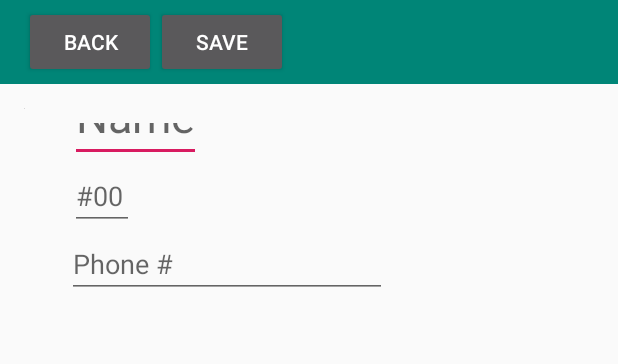
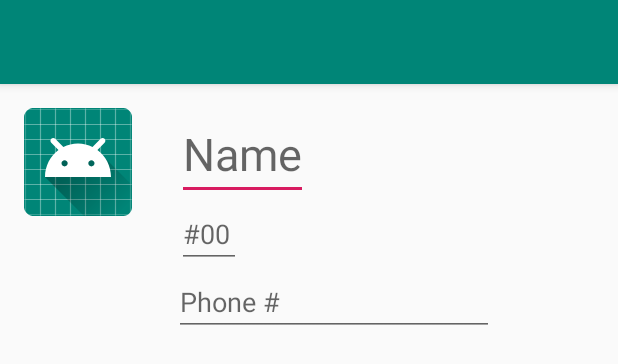
Before and after one commit to khawajaw/SportsManager, an Android app: the layout activity_player.xml on its own in the app's theme, with its tools: preview values and no code run, on a phone screen of 412 x 824 dp. Shown: the top 364 px of the screen. Run offline under Robolectric (Android 15) with nearby library versions, the phone set to English and light mode, and no system bars.

Commit message:
Made a LoadedData class, started working on a custom toolbar with buttons but its a WIP

```diff
--- a/app/src/main/java/com/example/sportsmanager/TeamHomeActivity.java
+++ b/app/src/main/java/com/example/sportsmanager/TeamHomeActivity.java
@@ -6,6 +6,8 @@ import android.support.v7.app.AppCompatActivity;
 import android.support.annotation.NonNull;
 import android.view.MenuItem;
 import android.widget.TextView;
+
+import com.example.sportsmanager.DataEntities.LoadedData;
 
 public class TeamHomeActivity extends AppCompatActivity {
     private TextView mTextMessage;
@@ -17,7 +19,7 @@ public class TeamHomeActivity extends AppCompatActivity {
         public boolean onNavigationItemSelected(@NonNull MenuItem item) {
             switch (item.getItemId()) {
                 case R.id.team_home_nav_button:
-                    mTextMessage.setText(R.string.team_home);
+                    mTextMessage.setText(LoadedData.getCurrentTeam().toString());
                     return true;
                 case R.id.roster_nav_button:
                     mTextMessage.setText(R.string.players);
--- a/app/src/main/res/layout/activity_player.xml
+++ b/app/src/main/res/layout/activity_player.xml
@@ -6,31 +6,7 @@
     android:layout_height="match_parent"
     tools:context=".PlayerActivity">
 
-    <android.support.v7.widget.Toolbar
-        android:id="@+id/toolbar"
-        android:layout_width="0dp"
-        android:layout_height="wrap_content"
-        android:background="?attr/colorPrimary"
-        android:minHeight="?attr/actionBarSize"
-        android:theme="?attr/actionBarTheme"
-        app:layout_constraintEnd_toEndOf="parent"
-        app:layout_constraintHorizontal_bias="1.0"
-        app:layout_constraintStart_toStartOf="parent"
-        app:layout_constraintTop_toTopOf="parent">
-
-        <Button
-            android:layout_width="wrap_content"
-            android:layout_height="match_parent"
-            android:text="@string/back"
-            app:layout_constraintStart_toStartOf="parent" />
-
-        <Button
-            android:layout_width="wrap_content"
-            android:layout_height="match_parent"
-            android:text="@string/save"
-            app:layout_constraintEnd_toEndOf="parent" />
-
-    </android.support.v7.widget.Toolbar>
+    <include layout="@layout/toolbar" />
 
     <ImageView
         android:id="@+id/player_avatar"
@@ -38,15 +14,16 @@
         android:layout_height="wrap_content"
         android:layout_marginStart="16dp"
         android:layout_marginTop="16dp"
+        android:contentDescription="@string/player_avatar"
         app:layout_constraintStart_toStartOf="parent"
         app:layout_constraintTop_toBottomOf="@+id/toolbar"
-        tools:srcCompat="@tools:sample/avatars"
-        android:contentDescription="@string/player_avatar" />
+        app:srcCompat="@mipmap/ic_launcher"
+        tools:srcCompat="@tools:sample/avatars" />
 
     <EditText
         android:id="@+id/player_name"
         android:layout_width="wrap_content"
-        android:layout_height="36dp"
+        android:layout_height="wrap_content"
         android:layout_marginStart="30dp"
         android:layout_marginTop="16dp"
         android:textSize="30sp"
@@ -55,6 +32,19 @@
         app:layout_constraintStart_toEndOf="@+id/player_avatar"
         app:layout_constraintTop_toBottomOf="@+id/toolbar"
         android:inputType="textPersonName" />
+
+    <EditText
+        android:id="@+id/player_number"
+        android:layout_width="wrap_content"
+        android:layout_height="wrap_content"
+        android:layout_marginStart="30dp"
+        android:ems="2"
+        android:maxLength="2"
+        android:inputType="number"
+        android:hint="#00"
+        android:importantForAutofill="no"
+        app:layout_constraintStart_toEndOf="@+id/player_avatar"
+        app:layout_constraintTop_toBottomOf="@+id/player_name" />
 
     <EditText
         android:id="@+id/player_phone"
@@ -68,17 +58,5 @@
         app:layout_constraintStart_toEndOf="@+id/player_avatar"
         app:layout_constraintTop_toBottomOf="@+id/player_number" />
 
-    <EditText
-        android:id="@+id/player_number"
-        android:layout_width="wrap_content"
-        android:layout_height="wrap_content"
-        android:layout_marginStart="30dp"
-        android:ems="2"
-        android:digits="2"
-        android:inputType="number"
-        android:hint="#00"
-        android:importantForAutofill="no"
-        app:layout_constraintStart_toEndOf="@+id/player_avatar"
-        app:layout_constraintTop_toBottomOf="@+id/player_name" />
 
 </android.support.constraint.ConstraintLayout>
--- /dev/null
+++ b/app/src/main/res/layout/toolbar.xml
@@ -0,0 +1,16 @@
+<?xml version="1.0" encoding="utf-8"?>
+<android.support.v7.widget.Toolbar
+    xmlns:android="http://schemas.android.com/apk/res/android"
+    xmlns:app="http://schemas.android.com/apk/res-auto"
+
+    android:id="@+id/toolbar"
+    android:layout_width="match_parent"
+    android:layout_height="wrap_content"
+    android:background="?attr/colorPrimary"
+    android:minHeight="?attr/actionBarSize"
+    android:theme="?attr/actionBarTheme"
+    android:elevation="4dp"
+    >
+
+
+</android.support.v7.widget.Toolbar>
--- a/app/src/main/res/values/styles.xml
+++ b/app/src/main/res/values/styles.xml
@@ -1,7 +1,7 @@
 <resources>
 
     <!-- Base application theme. -->
-    <style name="AppTheme" parent="Theme.AppCompat.Light.DarkActionBar">
+    <style name="AppTheme" parent="Theme.AppCompat.Light.NoActionBar">
         <!-- Customize your theme here. -->
         <item name="colorPrimary">@color/colorPrimary</item>
         <item name="colorPrimaryDark">@color/colorPrimaryDark</item>
```
Also changed, not shown: app/src/main/java/com/example/sportsmanager/DataEntities/LoadedData.java (added, +23 -0 lines), app/src/main/java/com/example/sportsmanager/DataEntities/Team.java (+8 -0 lines), app/src/main/java/com/example/sportsmanager/LoginActivity.java (+21 -2 lines), app/src/main/java/com/example/sportsmanager/TeamSelectActivity.java (+7 -2 lines), app/src/main/res/menu/toolbar_menu.xml (added, +14 -0 lines).
